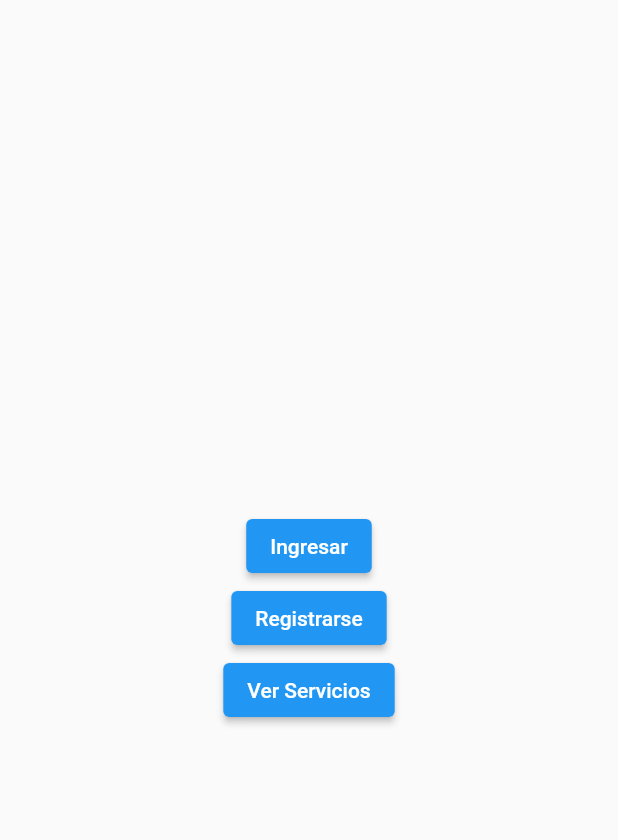
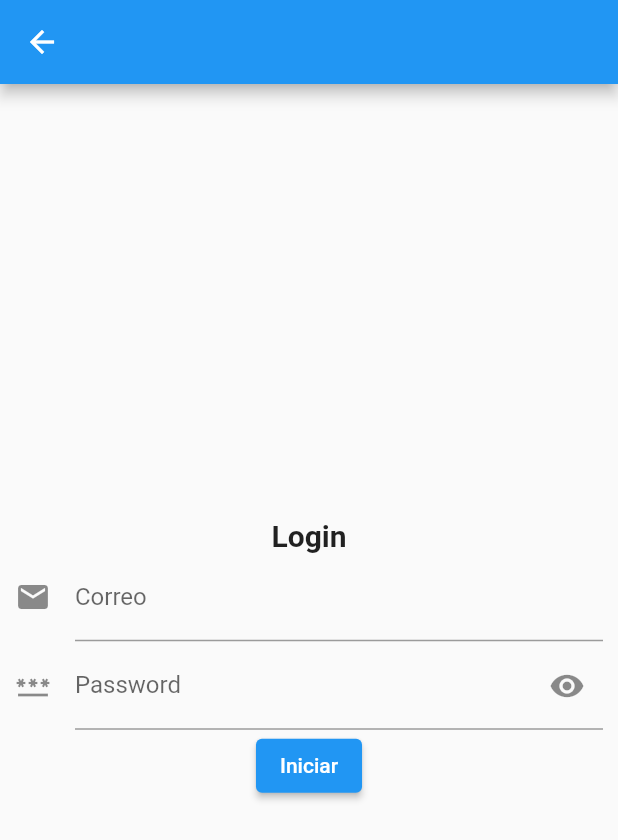
Before and after one commit to HenryDeveloper/hms_sv_app, a Flutter app: the screen it shows after launch, after a tap on "Ingresar", on a phone screen of 412 x 824 dp. Shown: the top 840 px of the screen. Run offline on Flutter 3.47's test engine with Material 2 defaults, Android fonts, the phone set to English and light mode, and no system bars; our stand-ins replace firebase_auth, firebase_core, firebase_crashlytics, flutter_riverpod; accounts and stored records are empty.

Commit message:
adding signup and sign in page - form for signin page

```diff
--- a/lib/app.dart
+++ b/lib/app.dart
@@ -2,6 +2,7 @@ import 'package:flutter/material.dart';
 import 'package:flutter_riverpod/flutter_riverpod.dart';
 import 'package:hms_sv_app/src/features/startup/presentation/startup_page.dart';
 import 'package:hms_sv_app/src/global_provider.dart';
+import 'package:hms_sv_app/src/routing/app_router.dart';
 
 class App extends StatelessWidget {
   const App({Key? key}) : super(key: key);
@@ -17,7 +18,8 @@ class App extends StatelessWidget {
         // appBarTheme: const AppBarTheme(backgroundColor: Colors.blue),
         primarySwatch: Colors.blue,
       ),
-      home: const StartupApp(),
+      initialRoute: AppRoutes.startupPage,
+      onGenerateRoute: AppRouter.onGenerateRoute,
     );
   }
 }
@@ -37,7 +39,7 @@ class StartupApp extends ConsumerWidget {
                   IconButton(
                       onPressed: () async =>
                           await ref.read(firebaseAuthProvider).signOut(),
-                      icon: const Icon(Icons.close))
+                      icon: const CloseButton())
                 ],
               ),
               body: const Center(
--- a/lib/src/constants/strings.dart
+++ b/lib/src/constants/strings.dart
@@ -1,5 +1,14 @@
 class Strings {
+  // ButtonText
   static const signInButtonText = "Ingresar";
-  static const registerTextButton = "Registrarse";
-  static const seeServicesTextButton = "Ver Servicios";
+  static const registerButtonText = "Registrarse";
+  static const seeServicesButtonText = "Ver Servicios";
+  static const startButtonText = "Iniciar";
+  // End ButtonText
+
+  // TextFormField
+  static const emailTextFormFieldText = "Correo";
+  static const passwordTextFormFieldText = "Password";
+  static const confirmPasswordTextFormFieldText = "Confirm password";
+  // End TextFormField
 }
--- /dev/null
+++ b/lib/src/features/auth/presentation/sign_in/sign_in_page.dart
@@ -0,0 +1,47 @@
+import 'package:flutter/material.dart';
+import 'package:flutter_riverpod/flutter_riverpod.dart';
+import 'package:hms_sv_app/src/common_widgets/password_text_form_field.dart';
+import 'package:hms_sv_app/src/constants/strings.dart';
+
+class SignInPage extends ConsumerStatefulWidget {
+  const SignInPage({Key? key}) : super(key: key);
+
+  @override
+  ConsumerState<SignInPage> createState() => _SignInPageState();
+}
+
+class _SignInPageState extends ConsumerState<SignInPage> {
+  final _formKey = GlobalKey<FormState>();
+
+  @override
+  Widget build(BuildContext context) {
+    return Scaffold(
+        appBar: AppBar(),
+        body: Padding(
+          padding: const EdgeInsets.symmetric(horizontal: 10),
+          child: Form(
+              key: _formKey,
+              child: Column(
+                mainAxisAlignment: MainAxisAlignment.center,
+                children: [
+                  const Text(
+                    "Login",
+                    style: TextStyle(fontSize: 20, fontWeight: FontWeight.bold),
+                  ),
+                  TextFormField(
+                    decoration: const InputDecoration(
+                        labelText: Strings.emailTextFormFieldText,
+                        icon: Icon(Icons.email)),
+                  ),
+                  const PasswordTextFormField(
+                    icon: Icon(Icons.password),
+                    labelText: Strings.passwordTextFormFieldText,
+                  ),
+                  ElevatedButton(
+                      onPressed: () {},
+                      child: const Text(Strings.startButtonText))
+                ],
+              )),
+        ));
+  }
+}
--- /dev/null
+++ b/lib/src/features/auth/presentation/sign_up/sign_up_page.dart
@@ -0,0 +1,16 @@
+import 'package:flutter/material.dart';
+import 'package:flutter_riverpod/flutter_riverpod.dart';
+
+class SignUpPage extends ConsumerStatefulWidget {
+  const SignUpPage({Key? key}) : super(key: key);
+
+  @override
+  ConsumerState<SignUpPage> createState() => _SignUpPageState();
+}
+
+class _SignUpPageState extends ConsumerState<SignUpPage> {
+  @override
+  Widget build(BuildContext context) {
+    return const CircularProgressIndicator();
+  }
+}
--- a/lib/src/features/startup/presentation/startup_page.dart
+++ b/lib/src/features/startup/presentation/startup_page.dart
@@ -1,5 +1,6 @@
 import 'package:flutter/material.dart';
 import 'package:hms_sv_app/src/constants/strings.dart';
+import 'package:hms_sv_app/src/routing/app_router.dart';
 
 class StartupPage extends StatelessWidget {
   const StartupPage({Key? key}) : super(key: key);
@@ -9,12 +10,16 @@ class StartupPage extends StatelessWidget {
     return Center(
       child: Column(mainAxisAlignment: MainAxisAlignment.center, children: [
         ElevatedButton(
-            onPressed: () => {}, child: const Text(Strings.signInButtonText)),
+            onPressed: () async =>
+                await Navigator.pushNamed(context, AppRoutes.signInPage),
+            child: const Text(Strings.signInButtonText)),
         ElevatedButton(
-            onPressed: () => {}, child: const Text(Strings.registerTextButton)),
+            onPressed: () async =>
+                await Navigator.pushNamed(context, AppRoutes.signUpPage),
+            child: const Text(Strings.registerButtonText)),
         ElevatedButton(
             onPressed: () => {},
-            child: const Text(Strings.seeServicesTextButton))
+            child: const Text(Strings.seeServicesButtonText))
       ]),
     );
   }
--- a/lib/src/routing/app_router.dart
+++ b/lib/src/routing/app_router.dart
@@ -1,9 +1,13 @@
 import 'package:flutter/material.dart';
 import 'package:hms_sv_app/app.dart';
+import 'package:hms_sv_app/src/features/auth/presentation/sign_in/sign_in_page.dart';
+import 'package:hms_sv_app/src/features/auth/presentation/sign_up/sign_up_page.dart';
 
 class AppRoutes {
   static const startupPage = '/startup-page';
-  static const signInPhonePage = '/sign-in-page';
+  static const signInPage = '/sign-in-page';
+  static const signUpPage = '/sign-up-page';
+  static const homePage = '/home-page';
 }
 
 class AppRouter {
@@ -14,6 +18,16 @@ class AppRouter {
           builder: (_) => const StartupApp(),
           settings: settings,
         );
+      case AppRoutes.signInPage:
+        return MaterialPageRoute<dynamic>(
+          builder: (_) => const SignInPage(),
+          settings: settings,
+        );
+      case AppRoutes.signUpPage:
+        return MaterialPageRoute<dynamic>(
+          builder: (_) => const SignUpPage(),
+          settings: settings,
+        );
       default:
         return null;
     }
```
Also changed, not shown: 1 other file.
